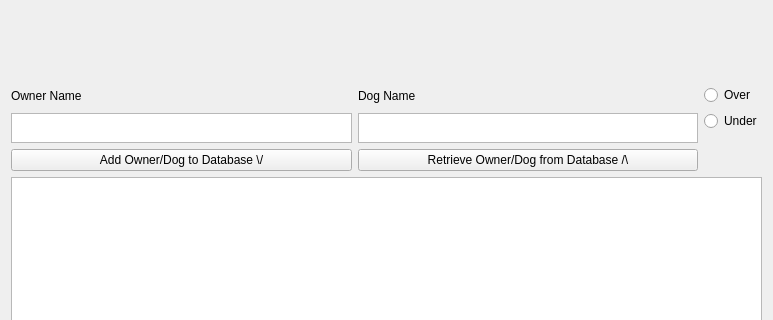
Old version of the form ownerdog.ui in the repository davavanstone/DogTiming; both pictures show x 0 to 773 and y 162 to 482 of the 773 by 700 pixel window.
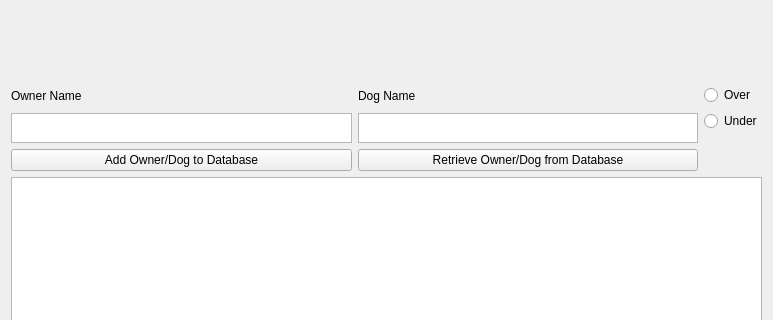
New version of the form. Icons and pictures are not drawn.

Commit message: Event info icons made larger Icon pngs added owner dog ui pngs added

The edit to the form file:
```diff
--- a/ownerdog.ui
+++ b/ownerdog.ui
@@ -120,7 +120,11 @@
          <item>
           <widget class="QPushButton" name="pushButton_2">
            <property name="text">
-            <string>Add Owner/Dog to Database \/</string>
+            <string>Add Owner/Dog to Database</string>
+           </property>
+           <property name="icon">
+            <iconset>
+             <normaloff>icons8-Expand Arrow Filled-50.png</normaloff>icons8-Expand Arrow Filled-50.png</iconset>
            </property>
           </widget>
          </item>
@@ -148,7 +152,11 @@
          <item>
           <widget class="QPushButton" name="pushButton">
            <property name="text">
-            <string>Retrieve Owner/Dog from Database /\</string>
+            <string>Retrieve Owner/Dog from Database</string>
+           </property>
+           <property name="icon">
+            <iconset>
+             <normaloff>icons8-Collapse Arrow Filled-50.png</normaloff>icons8-Collapse Arrow Filled-50.png</iconset>
            </property>
           </widget>
          </item>
```
Left out of the diff: 2 changed lines with no effect on the pictures. The commit also changes 3 other files.
